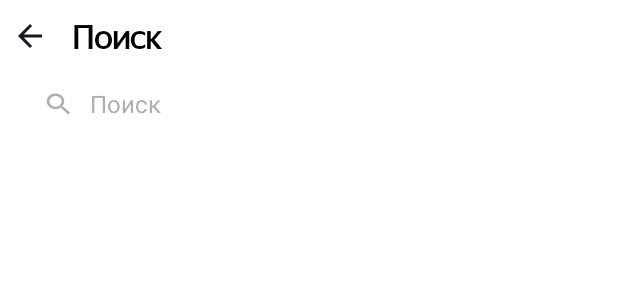
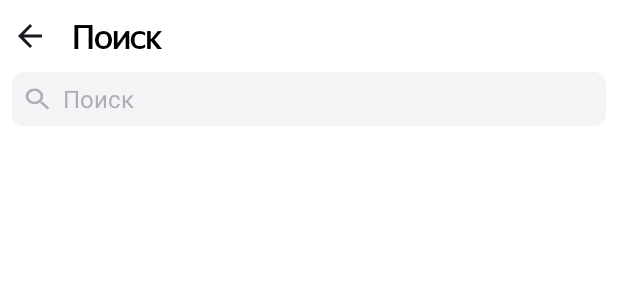
Before and after one commit to Sol0man/PlaylistMaker, an Android app: the layout activity_search.xml on its own in the app's theme, with its tools: preview values and no code run, on a phone screen of 412 x 824 dp. Shown: the top 300 px of the screen. Run offline under Robolectric (Android 15) with nearby library versions, the phone set to English and light mode, and no system bars.

Commit message:
Домашнее задание 9 спринта (исправленное)

```diff
--- a/app/src/main/AndroidManifest.xml
+++ b/app/src/main/AndroidManifest.xml
@@ -20,7 +20,8 @@
             android:exported="false" />
         <activity
             android:name=".SettingsActivity"
-            android:exported="false" />
+            android:exported="false"
+            android:theme="@style/Base.Theme.SettingsTheme"/>
         <activity
             android:name=".MainActivity"
             android:exported="true">
--- /dev/null
+++ b/app/src/main/res/drawable/clear.xml
@@ -0,0 +1,9 @@
+<vector xmlns:android="http://schemas.android.com/apk/res/android"
+    android:width="18dp"
+    android:height="16dp"
+    android:viewportWidth="24"
+    android:viewportHeight="24">
+    <path
+        android:pathData="M7.536,6.264C7.185,5.912 6.615,5.912 6.264,6.264C5.912,6.615 5.912,7.185 6.264,7.536L10.727,12L6.264,16.464C5.912,16.815 5.912,17.385 6.264,17.736C6.615,18.088 7.185,18.088 7.536,17.736L12,13.273L16.464,17.736C16.815,18.088 17.385,18.088 17.736,17.736C18.088,17.385 18.088,16.815 17.736,16.464L13.273,12L17.736,7.536C18.088,7.185 18.088,6.615 17.736,6.264C17.385,5.912 16.815,5.912 16.464,6.264L12,10.727L7.536,6.264Z"
+        android:fillColor="#99A2AD"/>
+</vector>
--- /dev/null
+++ b/app/src/main/res/drawable/rounded_edittext_bg.xml
@@ -0,0 +1,5 @@
+<?xml version="1.0" encoding="utf-8"?>
+<shape xmlns:android="http://schemas.android.com/apk/res/android">
+    <solid android:color="#E6E8EB" />
+    <corners android:radius="8dp" />
+</shape>
--- a/app/src/main/res/layout/activity_search.xml
+++ b/app/src/main/res/layout/activity_search.xml
@@ -10,6 +10,7 @@
     <FrameLayout
         android:layout_width="match_parent"
         android:layout_height="48dp"
+        android:orientation="horizontal"
         >
 
         <ImageButton
@@ -17,7 +18,7 @@
             android:layout_width="wrap_content"
             android:layout_height="match_parent"
             android:layout_gravity="start"
-            android:src="@drawable/back" />
+            android:src="@drawable/back"/>
         <TextView
             android:text="@string/search"
             style="@style/TextStyle"
@@ -34,35 +35,32 @@
     android:layout_height="wrap_content"
     android:orientation="horizontal">
 
-    <ImageView
-        android:layout_width="wrap_content"
-        android:layout_height="wrap_content"
-        android:src="@drawable/search_icon"
-        android:layout_gravity="center_vertical"
-        android:layout_marginLeft="30dp"
-        />
-
     <EditText
         android:id="@+id/searchEditText"
         android:layout_width="match_parent"
-        android:layout_height="wrap_content"
+        android:layout_height="36dp"
         android:hint="@string/search"
         android:textSize="@dimen/text_size"
         android:maxLines="1"
         android:inputType="text"
-        android:layout_marginLeft="56dp"
-        android:textColor="@color/black"
+        android:drawableStart="@drawable/search_icon"
         android:textColorHint="@color/icon_grey_color"
-        android:backgroundTint="#E6E8EB"
+        android:background="@drawable/rounded_edittext_bg"
+        android:layout_marginHorizontal="8dp"
+        android:drawablePadding="8dp"
+        android:paddingLeft="8dp"
         />
 
 
-    <ImageButton
+    <ImageView
         android:id="@+id/clearButton"
         android:layout_width="wrap_content"
-        android:layout_height="wrap_content"
-        android:src="@android:drawable/ic_menu_close_clear_cancel"
+        android:layout_height="36dp"
+        android:src="@drawable/clear"
+        android:layout_marginRight="20dp"
         android:visibility="gone"
-        android:layout_gravity="end"/>
+        android:layout_gravity="end"
+        android:background="#E6E8EB"
+        />
 </FrameLayout>
 </LinearLayout>
--- a/app/src/main/res/layout/activity_settings.xml
+++ b/app/src/main/res/layout/activity_settings.xml
@@ -39,6 +39,7 @@
             />
 
         <Switch
+            android:id="@+id/dark_mode"
             android:layout_width="56dp"
             android:layout_height="40dp"
             android:layout_gravity="end"
--- a/app/src/main/res/values/strings.xml
+++ b/app/src/main/res/values/strings.xml
@@ -7,4 +7,9 @@
     <string name="share">Поделиться приложением</string>
     <string name="support">Написать в поддержку</string>
     <string name="user_agreement">Пользовательское соглашение</string>
+    <string name="url_share">https://practicum.yandex.ru/profile/android-developer/</string>
+    <string name="url_agreement">https://yandex.ru/legal/practicum_offer/</string>
+    <string name="emails_blank">адрес_студента@example.com</string>
+    <string name="for_developer">Сообщение разработчикам и разработчицам приложения Playlist Maker</string>
+    <string name="feedback">Спасибо разработчикам и разработчицам за крутое приложение!</string>
 </resources>
--- a/app/src/main/res/values/styles.xml
+++ b/app/src/main/res/values/styles.xml
@@ -1,7 +1,7 @@
 <?xml version="1.0" encoding="utf-8"?>
 
 <resources>
-    <style name="ButtonStyle" parent="Widget.MaterialComponents.Button">
+    <style name="ButtonStyle" parent="Widget.MaterialComponents.Button.UnelevatedButton">
         <item name="textAllCaps">false</item>
         <item name="android:layout_width">match_parent</item>
         <item name="android:layout_height">0dp</item>
--- a/app/src/main/res/values/themes.xml
+++ b/app/src/main/res/values/themes.xml
@@ -1,14 +1,14 @@
 <?xml version="1.0" encoding="utf-8"?>
 <resources>
     <style name="Base.Theme.PlaylistMaker" parent="Theme.Material3.DayNight.NoActionBar">
-        <!-- Customize your light theme here. -->
         <item name="android:background">@color/blue</item>
         <item name="android:textColor">@color/black</item>
-        <!-- <item name="colorPrimary">@color/my_light_primary</item> -->
     </style>
+
     <style name="Base.Theme.SettingsTheme" parent="Theme.Material3.DayNight.NoActionBar">
         <item name="android:background">@color/white</item>
         <item name="android:textColor">@color/black</item>
-        <item name="backgroundTint">@color/white</item>
+        <item name="backgroundTintMode">src_over</item>
+        <item name="backgroundTint">#80FFFFFF</item>
     </style>
 </resources>
```
Also changed, not shown: app/src/main/java/com/example/playlistmaker/SearchActivity.kt (+15 -7 lines), app/src/main/java/com/example/playlistmaker/SettingsActivity.kt (+23 -5 lines).
